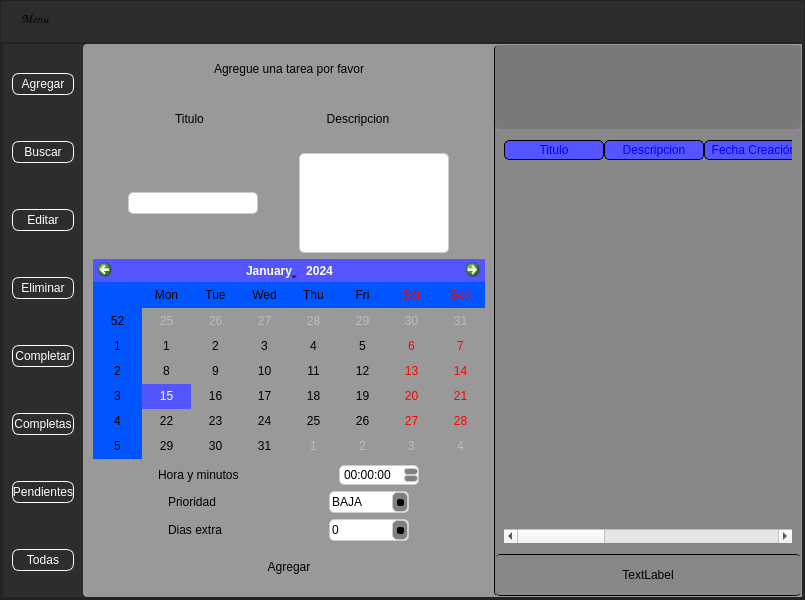
Old version of the form proyecto_tareas.ui in the repository IgnacioP90/proyecto_tareas.
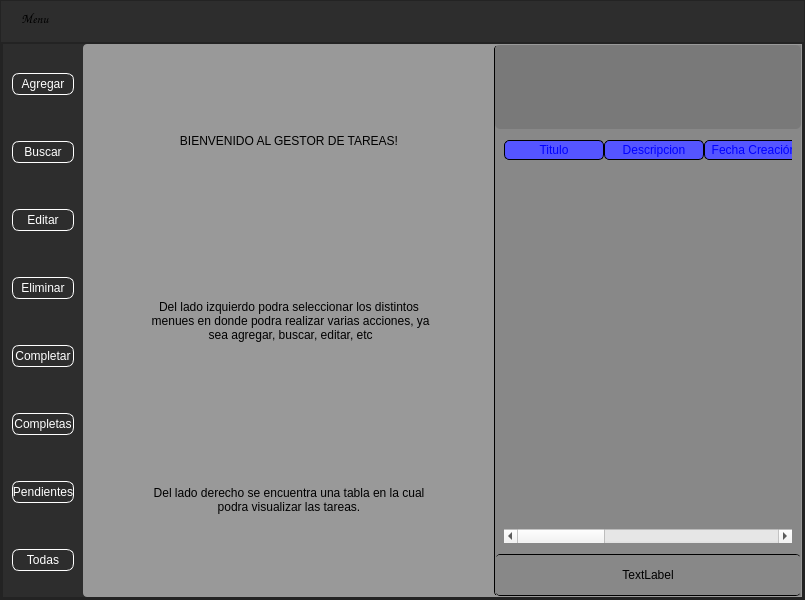
New version of the form. The open tabs and pages were chosen to show the change. Icons and pictures are not drawn.

Commit message: cambios varios

The edit to the form file:
```diff
--- a/proyecto_tareas.ui
+++ b/proyecto_tareas.ui
@@ -1228,6 +1228,58 @@
                             </item>
                            </layout>
                           </widget>
+                          <widget class="QWidget" name="page">
+                           <layout class="QVBoxLayout" name="verticalLayout">
+                            <item>
+                             <layout class="QHBoxLayout" name="horizontalLayout_8">
+                              <item>
+                               <widget class="QLabel" name="label_5">
+                                <property name="styleSheet">
+                                 <string notr="true">font: 75 italic 14pt &quot;Comic Sans MS&quot;;</string>
+                                </property>
+                                <property name="text">
+                                 <string>BIENVENIDO AL GESTOR DE TAREAS!</string>
+                                </property>
+                                <property name="alignment">
+                                 <set>Qt::AlignCenter</set>
+                                </property>
+                               </widget>
+                              </item>
+                             </layout>
+                            </item>
+                            <item>
+                             <layout class="QHBoxLayout" name="horizontalLayout_14">
+                              <item>
+                               <widget class="QLabel" name="label_6">
+                                <property name="text">
+                                 <string>Del lado izquierdo podra seleccionar los distintos
+ menues en donde podra realizar varias acciones, ya
+ sea agregar, buscar, editar, etc</string>
+                                </property>
+                                <property name="alignment">
+                                 <set>Qt::AlignCenter</set>
+                                </property>
+                               </widget>
+                              </item>
+                             </layout>
+                            </item>
+                            <item>
+                             <layout class="QHBoxLayout" name="horizontalLayout_22">
+                              <item>
+                               <widget class="QLabel" name="label_7">
+                                <property name="text">
+                                 <string>Del lado derecho se encuentra una tabla en la cual 
+podra visualizar las tareas.</string>
+                                </property>
+                                <property name="alignment">
+                                 <set>Qt::AlignCenter</set>
+                                </property>
+                               </widget>
+                              </item>
+                             </layout>
+                            </item>
+                           </layout>
+                          </widget>
                          </widget>
                         </item>
                        </layout>
```
Left out of the diff: 4 changed lines with no effect on the pictures. The commit also changes 1 other file.
